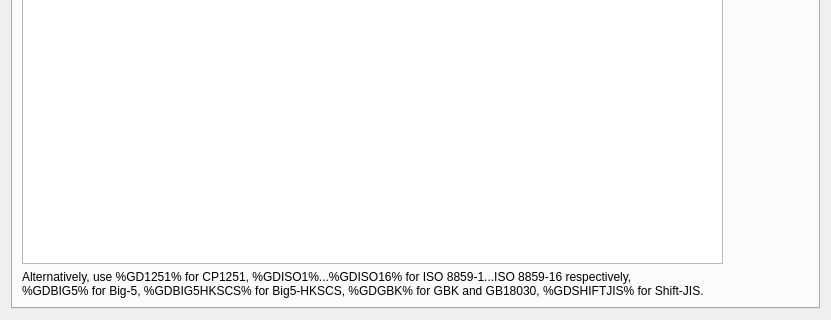
Old version of the form src/ui/sources.ui in the repository xiaoyifang/goldendict-ng; both pictures show x 0 to 831 and y 211 to 531 of the 831 by 531 pixel window.
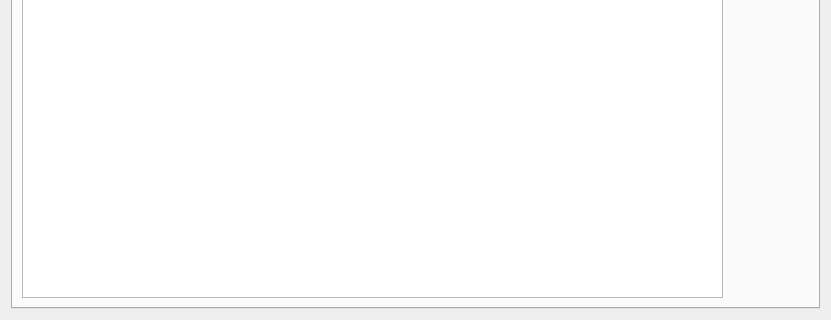
New version of the form. The open tabs and pages were chosen to show the change. Icons and pictures are not drawn.

Commit message: opt: remove dictionary website extra word placeholders

Diff of the .ui file:
```diff
--- a/src/ui/sources.ui
+++ b/src/ui/sources.ui
@@ -331,14 +331,6 @@
          </item>
         </layout>
        </item>
-       <item>
-        <widget class="QLabel" name="label_10">
-         <property name="text">
-          <string>Alternatively, use %GD1251% for CP1251, %GDISO1%...%GDISO16% for ISO 8859-1...ISO 8859-16 respectively,
-%GDBIG5% for Big-5, %GDBIG5HKSCS% for Big5-HKSCS, %GDGBK% for GBK and GB18030, %GDSHIFTJIS% for Shift-JIS.</string>
-         </property>
-        </widget>
-       </item>
       </layout>
      </widget>
      <widget class="QWidget" name="dictdTab">
```
